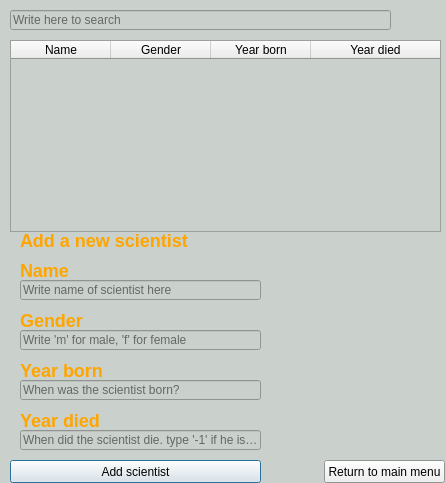
Above: scientistswindow.ui from stefanv15/verklegtNamskeid_skil3 before the change. Below: the same form after it.
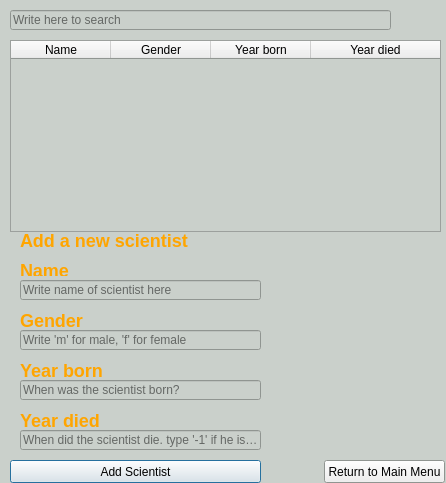
That is the form after the change.

Diff of the .ui file:
```diff
--- a/scientistswindow.ui
+++ b/scientistswindow.ui
@@ -162,8 +162,8 @@
     <rect>
      <x>20</x>
      <y>260</y>
-     <width>61</width>
-     <height>21</height>
+     <width>51</width>
+     <height>16</height>
     </rect>
    </property>
    <property name="text">
@@ -271,7 +271,7 @@
     </rect>
    </property>
    <property name="text">
-    <string>Add scientist</string>
+    <string>Add Scientist</string>
    </property>
   </widget>
   <widget class="QTableWidget" name="table_scientists">
@@ -320,7 +320,7 @@
     </rect>
    </property>
    <property name="text">
-    <string>Return to main menu</string>
+    <string>Return to Main Menu</string>
    </property>
   </widget>
  </widget>
```
